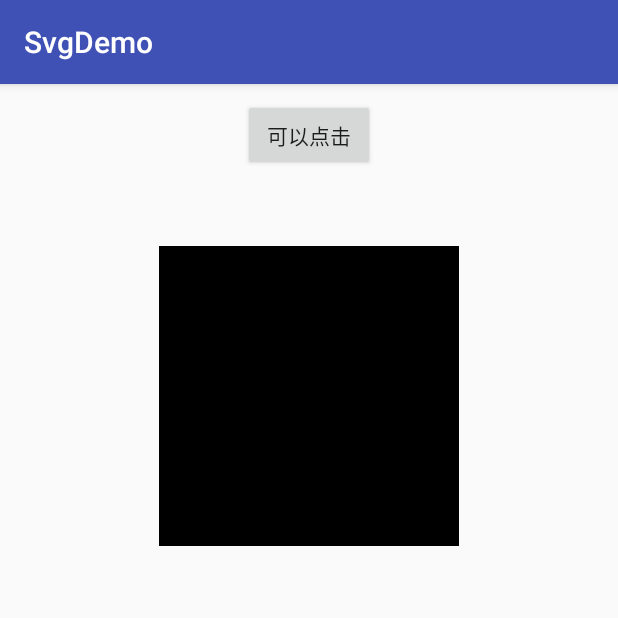
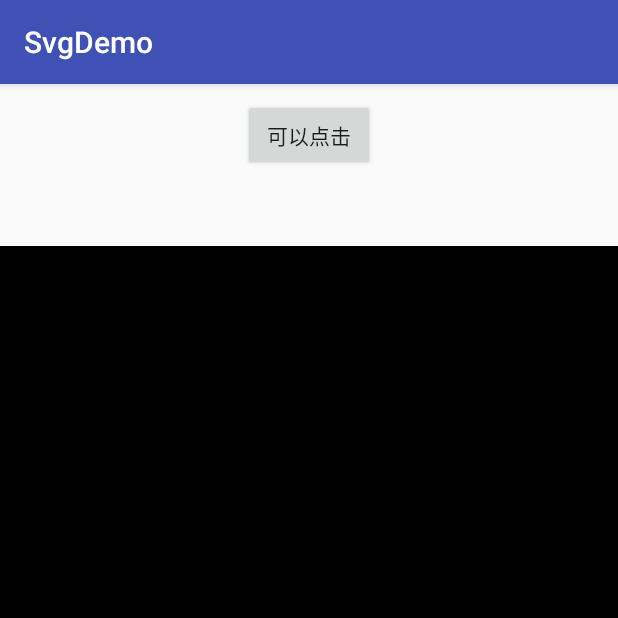
Before and after one commit to scau-beyondboy/SvgCrashDemo, an Android app: the screen it shows after launch (MainActivity), on a phone screen of 412 x 824 dp, the top half of it. Run offline under Robolectric (Android 15) with nearby library versions, the phone set to English and light mode, and no system bars.

Commit message:
create crash!

```diff
--- a/app/src/main/res/layout/activity_main.xml
+++ b/app/src/main/res/layout/activity_main.xml
@@ -27,7 +27,7 @@
         android:id="@+id/image"
         android:layout_marginTop="50dp"
         android:layout_gravity="center"
-        android:layout_width="300px"
-        android:layout_height="300px"/>
+        android:layout_width="match_parent"
+        android:layout_height="match_parent"/>
 
 </LinearLayout>
```
